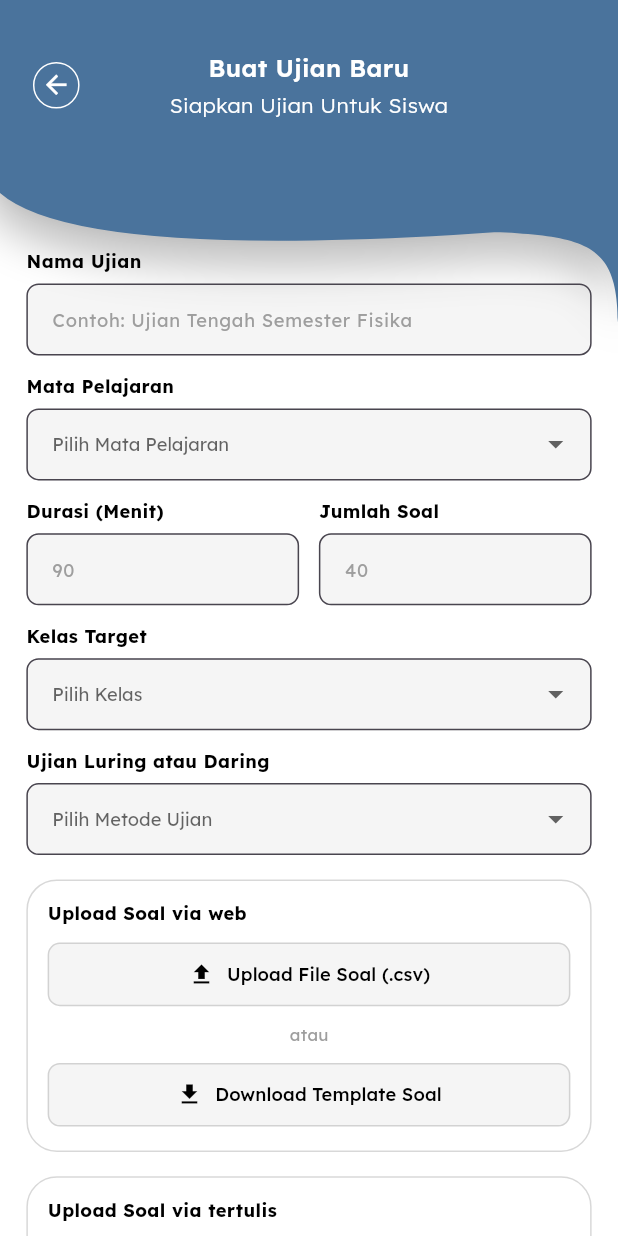
After one commit to Alif-Fikri/sekolah, a Flutter app: the CreateExamPage screen opened directly, on a phone screen of 412 x 824 dp. The commit adds this screen. Run offline on Flutter 3.47's test engine with Material 3 defaults, Android fonts, the phone set to English and light mode, and no system bars; our stand-ins replace flutter_screenutil.

Commit message:
feat: create ujian, fix: flow get started until login

```diff
--- a/lib/common/colors.dart
+++ b/lib/common/colors.dart
@@ -14,4 +14,8 @@ class AppColors {
   static const Color badgemedium = Color(0xffFBBC05);
   static const Color badgehigh = Color(0xffFF4A1C);
   static const Color text1 = Color(0xff0B1D26);
+  static const Color white = Colors.white;
+  static const Color black = Colors.black;
+  static const Color grey = Colors.grey;
+  static const Color blue = Colors.blue;
 }
--- /dev/null
+++ b/lib/common/inputfield.dart
@@ -0,0 +1,98 @@
+import 'package:flutter/material.dart';
+import 'package:flutter_screenutil/flutter_screenutil.dart';
+import 'package:sekolah/common/colors.dart';
+import 'package:sekolah/common/lexend_textstyle.dart';
+
+class Inputfield extends StatelessWidget {
+  final String label;
+  final String? hint;
+  final TextEditingController? controller;
+  final TextInputType keyboardType;
+
+  const Inputfield({
+    super.key,
+    required this.label,
+    this.hint,
+    this.controller,
+    this.keyboardType = TextInputType.text,
+  });
+
+  @override
+  Widget build(BuildContext context) {
+    return Column(
+      crossAxisAlignment: CrossAxisAlignment.start,
+      children: [
+        Text(label, style: LexendTextStyle.bold(12.sp, color: AppColors.black)),
+        SizedBox(height: 6.h),
+        TextField(
+          controller: controller,
+          keyboardType: keyboardType,
+          style: LexendTextStyle.regular(12.sp, color: AppColors.black),
+          decoration: InputDecoration(
+            hintText: hint,
+            hintStyle: LexendTextStyle.regular(12.sp, color: AppColors.grey),
+            filled: true,
+            fillColor: AppColors.grey.withOpacity(0.1),
+            contentPadding: EdgeInsets.symmetric(
+              horizontal: 12.w,
+              vertical: 10.h,
+            ),
+            border: OutlineInputBorder(
+              borderRadius: BorderRadius.circular(8.r),
+              borderSide: BorderSide(color: AppColors.grey.withOpacity(0.4)),
+            ),
+          ),
+        ),
+      ],
+    );
+  }
+}
+
+class CustomDropdown<T> extends StatelessWidget {
+  final String label;
+  final String? hint;
+  final T? value;
+  final List<DropdownMenuItem<T>> items;
+  final ValueChanged<T?>? onChanged;
+
+  const CustomDropdown({
+    super.key,
+    required this.label,
+    this.hint,
+    this.value,
+    required this.items,
+    this.onChanged,
+  });
+
+  @override
+  Widget build(BuildContext context) {
+    return Column(
+      crossAxisAlignment: CrossAxisAlignment.start,
+      children: [
+        Text(label, style: LexendTextStyle.bold(12.sp, color: AppColors.black)),
+        SizedBox(height: 6.h),
+        DropdownButtonFormField<T>(
+          dropdownColor: AppColors.white,
+          value: value,
+          items: items,
+          onChanged: onChanged,
+          style: LexendTextStyle.regular(12.sp, color: AppColors.black),
+          decoration: InputDecoration(
+            hintText: hint,
+            hintStyle: LexendTextStyle.regular(12.sp, color: AppColors.grey),
+            filled: true,
+            fillColor: AppColors.grey.withOpacity(0.1),
+            contentPadding: EdgeInsets.symmetric(
+              horizontal: 12.w,
+              vertical: 10.h,
+            ),
+            border: OutlineInputBorder(
+              borderRadius: BorderRadius.circular(8.r),
+              borderSide: BorderSide(color: AppColors.grey.withOpacity(0.4)),
+            ),
+          ),
+        ),
+      ],
+    );
+  }
+}
--- a/lib/main.dart
+++ b/lib/main.dart
@@ -27,7 +27,7 @@ class MyApp extends StatelessWidget {
             scaffoldBackgroundColor: Colors.white,
             useMaterial3: true,
           ),
-          home: LoginScreen(),
+          home: GetStartedScreen(),
         );
       },
     );
--- /dev/null
+++ b/lib/screen/exam/create_exam.dart
@@ -0,0 +1,313 @@
+import 'package:flutter/material.dart';
+import 'package:flutter_screenutil/flutter_screenutil.dart';
+import 'package:sekolah/common/appbar.dart';
+import 'package:sekolah/common/colors.dart';
+import 'package:sekolah/common/inputfield.dart';
+import 'package:sekolah/common/lexend_textstyle.dart';
+
+class CreateExamPage extends StatelessWidget {
+  const CreateExamPage({super.key});
+
+  @override
+  Widget build(BuildContext context) {
+    return Scaffold(
+      backgroundColor: AppColors.white,
+      body: Column(
+        children: [
+          Stack(
+            children: [
+              CustomPaint(
+                painter: CustomBackgroundPainter(),
+                size: Size(
+                  MediaQuery.of(context).size.width,
+                  MediaQuery.of(context).size.height * 0.18,
+                ),
+              ),
+              SafeArea(
+                child: Column(
+                  children: [
+                    Padding(
+                      padding: EdgeInsets.symmetric(
+                        horizontal: 20.w,
+                        vertical: 12.h,
+                      ),
+                      child: SizedBox(
+                        height: 88.h,
+                        child: Stack(
+                          alignment: Alignment.center,
+                          children: [
+                            Align(
+                              alignment: Alignment.centerLeft,
+                              child: GestureDetector(
+                                onTap: () => Navigator.pop(context),
+                                child: Container(
+                                  padding: EdgeInsets.all(4.w),
+                                  decoration: BoxDecoration(
+                                    border: Border.all(color: Colors.white),
+                                    borderRadius: BorderRadius.circular(20.r),
+                                  ),
+                                  child: Icon(
+                                    Icons.arrow_back,
+                                    color: Colors.white,
+                                    size: 20.sp,
+                                  ),
+                                ),
+                              ),
+                            ),
+                            Column(
+                              mainAxisSize: MainAxisSize.min,
+                              children: [
+                                Text(
+                                  "Buat Ujian Baru",
+                                  textAlign: TextAlign.center,
+                                  style: LexendTextStyle.semiBold(
+                                    16.sp,
+                                    color: Colors.white,
+                                  ),
+                                ),
+                                SizedBox(height: 4.h),
+                                Text(
+                                  "Siapkan Ujian Untuk Siswa",
+                                  textAlign: TextAlign.center,
+                                  style: LexendTextStyle.light(
+                                    14.sp,
+                                    color: Colors.white,
+                                  ),
+                                ),
+                              ],
+                            ),
+                          ],
+                        ),
+                      ),
+                    ),
+                  ],
+                ),
+              ),
+            ],
+          ),
+          Expanded(
+            child: SingleChildScrollView(
+              padding: EdgeInsets.all(16.w),
+              child: Column(
+                children: [
+                  Inputfield(
+                    label: "Nama Ujian",
+                    hint: "Contoh: Ujian Tengah Semester Fisika",
+                  ),
+                  SizedBox(height: 12.h),
+                  CustomDropdown<String>(
+                    label: "Mata Pelajaran",
+                    hint: "Pilih Mata Pelajaran",
+                    items: const [
+                      DropdownMenuItem(value: "Fisika", child: Text("Fisika")),
+                      DropdownMenuItem(value: "Kimia", child: Text("Kimia")),
+                    ],
+                    onChanged: (v) {},
+                  ),
+                  SizedBox(height: 12.h),
+                  Row(
+                    children: [
+                      Expanded(
+                        child: Inputfield(
+                          label: "Durasi (Menit)",
+                          hint: "90",
+                          keyboardType: TextInputType.number,
+                        ),
+                      ),
+                      SizedBox(width: 12.w),
+                      Expanded(
+                        child: Inputfield(
+                          label: "Jumlah Soal",
+                          hint: "40",
+                          keyboardType: TextInputType.number,
+                        ),
+                      ),
+                    ],
+                  ),
+                  SizedBox(height: 12.h),
+                  CustomDropdown<String>(
+                    label: "Kelas Target",
+                    hint: "Pilih Kelas",
+                    items: const [
+                      DropdownMenuItem(
+                        value: "Kelas 12 IPA 1",
+                        child: Text("Kelas 12 IPA 1"),
+                      ),
+                      DropdownMenuItem(
+                        value: "Kelas 12 IPA 2",
+                        child: Text("Kelas 12 IPA 2"),
+                      ),
+                    ],
+                    onChanged: (v) {},
+                  ),
+                  SizedBox(height: 12.h),
+                  CustomDropdown<String>(
+                    label: "Ujian Luring atau Daring",
+                    hint: "Pilih Metode Ujian",
+                    items: const [
+                      DropdownMenuItem(value: "Luring", child: Text("Luring")),
+                      DropdownMenuItem(value: "Daring", child: Text("Daring")),
+                    ],
+                    onChanged: (v) {},
+                  ),
+                  SizedBox(height: 16.h),
+                  _buildUploadSection(
+                    title: "Upload Soal via web",
+                    uploadHint: "Upload File Soal (.csv)",
+                    onUpload: () {},
+                    onDownload: () {},
+                  ),
+                  SizedBox(height: 16.h),
+                  _buildUploadSection(
+                    title: "Upload Soal via tertulis",
+                    showUpload: false,
+                    onDownload: () {},
+                  ),
+                  SizedBox(height: 20.h),
+                  Row(
+                    children: [
+                      Expanded(
+                        child: OutlinedButton.icon(
+                          onPressed: () {},
+                          icon: const Icon(
+                            Icons.save_outlined,
+                            color: AppColors.black,
+                            size: 18,
+                          ),
+                          label: Text(
+                            "Simpan Draft",
+                            style: LexendTextStyle.medium(
+                              12.sp,
+                              color: AppColors.black,
+                            ),
+                          ),
+                          style: OutlinedButton.styleFrom(
+                            padding: EdgeInsets.symmetric(vertical: 14.h),
+                            side: const BorderSide(color: AppColors.black),
+                            shape: RoundedRectangleBorder(
+                              borderRadius: BorderRadius.circular(8.r),
+                            ),
+                          ),
+                        ),
+                      ),
+                      SizedBox(width: 12.w),
+                      Expanded(
+                        child: ElevatedButton.icon(
+                          onPressed: () {},
+                          icon: const Icon(
+                            Icons.send,
+                            color: AppColors.white,
+                            size: 18,
+                          ),
+                          label: Text(
+                            "Publikasikan",
+                            style: LexendTextStyle.medium(
+                              12.sp,
+                              color: AppColors.white,
+                            ),
+                          ),
+                          style: ElevatedButton.styleFrom(
+                            backgroundColor: AppColors.main,
+                            padding: EdgeInsets.symmetric(vertical: 14.h),
+                            shape: RoundedRectangleBorder(
+                              borderRadius: BorderRadius.circular(8.r),
+                            ),
+                          ),
+                        ),
+                      ),
+                    ],
+                  ),
+                ],
+              ),
+            ),
+          ),
+        ],
+      ),
+    );
+  }
+
+  Widget _buildUploadSection({
+    required String title,
+    String? uploadHint,
+    bool showUpload = true,
+    required VoidCallback onDownload,
+    VoidCallback? onUpload,
+  }) {
+    return Container(
+      padding: EdgeInsets.all(12.w),
+      decoration: BoxDecoration(
+        borderRadius: BorderRadius.circular(20.r),
+        border: Border.all(color: AppColors.grey.withOpacity(0.4)),
+      ),
+      child: Column(
+        crossAxisAlignment: CrossAxisAlignment.start,
+        children: [
+          Text(
+            title,
+            style: LexendTextStyle.bold(12.sp, color: AppColors.black),
+          ),
+          SizedBox(height: 8.h),
+          if (showUpload && uploadHint != null) ...[
+            SizedBox(
+              width: double.infinity,
+              child: OutlinedButton.icon(
+                onPressed: onUpload,
+                icon: const Icon(
+                  Icons.upload,
+                  size: 18,
+                  color: AppColors.black,
+                ),
+                label: Text(
+                  uploadHint,
+                  style: LexendTextStyle.medium(12.sp, color: AppColors.black),
+                ),
+                style: OutlinedButton.styleFrom(
+                  backgroundColor: AppColors.grey.withOpacity(0.1),
+                  padding: EdgeInsets.symmetric(
+                    vertical: 12.h,
+                    horizontal: 12.w,
+                  ),
+                  side: BorderSide(color: AppColors.grey.withOpacity(0.4)),
+                  shape: RoundedRectangleBorder(
+                    borderRadius: BorderRadius.circular(8.r),
+                  ),
+                ),
+              ),
+            ),
+            SizedBox(height: 8.h),
+            Center(
+              child: Text(
+                "atau",
+                style: LexendTextStyle.regular(11.sp, color: AppColors.grey),
+              ),
+            ),
+            SizedBox(height: 8.h),
+          ],
+          SizedBox(
+            width: double.infinity,
+            child: OutlinedButton.icon(
+              onPressed: onDownload,
+              icon: const Icon(
+                Icons.download,
+                size: 18,
+                color: AppColors.black,
+              ),
+              label: Text(
+                "Download Template Soal",
+                style: LexendTextStyle.medium(12.sp, color: AppColors.black),
+              ),
+              style: OutlinedButton.styleFrom(
+                backgroundColor: AppColors.grey.withOpacity(0.1),
+                padding: EdgeInsets.symmetric(vertical: 12.h, horizontal: 12.w),
+                side: BorderSide(color: AppColors.grey.withOpacity(0.4)),
+                shape: RoundedRectangleBorder(
+                  borderRadius: BorderRadius.circular(8.r),
+                ),
+              ),
+            ),
+          ),
+        ],
+      ),
+    );
+  }
+}
--- a/lib/screen/get_started_screen.dart
+++ b/lib/screen/get_started_screen.dart
@@ -2,6 +2,7 @@ import 'dart:async';
 import 'package:flutter/material.dart';
 import 'package:flutter_screenutil/flutter_screenutil.dart';
 import 'package:sekolah/common/lexend_textstyle.dart';
+import 'package:sekolah/screen/auth/login_screen.dart';
 
 class GetStartedScreen extends StatefulWidget {
   const GetStartedScreen({super.key});
@@ -53,6 +54,14 @@ class _GetStartedScreenState extends State<GetStartedScreen> {
           duration: const Duration(milliseconds: 500),
           curve: Curves.easeInOut,
         );
+      } else {
+        Future.delayed(const Duration(seconds: 1), () {
+          Navigator.pushReplacement(
+            context,
+            MaterialPageRoute(builder: (context) => const LoginScreen()),
+          );
+        });
+        _autoPageTimer?.cancel();
       }
     });
   }
@@ -68,6 +77,11 @@ class _GetStartedScreenState extends State<GetStartedScreen> {
   void _nextPage() {
     if (_currentPage < _pages.length - 1) {
       _goToPage(_currentPage + 1);
+    } else {
+      Navigator.pushReplacement(
+        context,
+        MaterialPageRoute(builder: (context) => const LoginScreen()),
+      );
     }
   }
 
--- a/lib/screen/home/home_screen.dart
+++ b/lib/screen/home/home_screen.dart
@@ -2,6 +2,7 @@ import 'package:flutter/material.dart';
 import 'package:flutter_screenutil/flutter_screenutil.dart';
 import 'package:sekolah/common/colors.dart';
 import 'package:sekolah/common/lexend_textstyle.dart';
+import 'package:sekolah/screen/exam/create_exam.dart';
 import 'package:sekolah/screen/scan/scan_answer.dart';
 
 class HomePage extends StatefulWidget {
@@ -155,7 +156,14 @@ class _HomePageState extends State<HomePage> {
                         _quickAction(
                           "assets/icons/icon_test.png",
                           'Create Test',
-                          () {},
+                          () {
+                            Navigator.push(
+                              context,
+                              MaterialPageRoute(
+                                builder: (context) => CreateExamPage(),
+                              ),
+                            );
+                          },
                         ),
                         _quickAction(
                           "assets/icons/icon_scan.png",
--- a/lib/screen/scan/scan_answer.dart
+++ b/lib/screen/scan/scan_answer.dart
@@ -23,10 +23,18 @@ class ScanAnswerPage extends StatelessWidget {
             child: Column(
               children: [
                 Padding(
-                  padding: EdgeInsets.all(20.w),
-                  child: Row(
+                  padding: EdgeInsets.symmetric(
+                    horizontal: 20.w,
+                    vertical: 12.h,
+                  ),
+                  child: SizedBox(
+                    height: 88.h,
+                    child: Stack(
+                      alignment: Alignment.center,
                       children: [
-                      GestureDetector(
+                        Align(
+                          alignment: Alignment.centerLeft,
+                          child: GestureDetector(
                             onTap: () => Navigator.pop(context),
                             child: Container(
                               padding: EdgeInsets.all(4.w),
@@ -41,8 +49,11 @@ class ScanAnswerPage extends StatelessWidget {
                               ),
                             ),
                           ),
-                      Expanded(
-                        child: Text(
+                        ),
+                        Column(
+                          mainAxisSize: MainAxisSize.min,
+                          children: [
+                            Text(
                               'Scan Answer',
                               textAlign: TextAlign.center,
                               style: LexendTextStyle.semiBold(
@@ -50,15 +61,20 @@ class ScanAnswerPage extends StatelessWidget {
                                 color: Colors.white,
                               ),
                             ),
+                            SizedBox(height: 4.h),
+                            Text(
+                              'Scan lembar jawaban siswa',
+                              textAlign: TextAlign.center,
+                              style: LexendTextStyle.light(
+                                14.sp,
+                                color: Colors.white,
                               ),
-                      SizedBox(width: 36.w),
+                            ),
+                          ],
+                        ),
                       ],
                     ),
                   ),
-                Text(
-                  'Scan lembar jawaban siswa',
-                  textAlign: TextAlign.center,
-                  style: LexendTextStyle.light(14.sp, color: Colors.white),
                 ),
                 const Spacer(),
                 Padding(
@@ -75,8 +91,8 @@ class ScanAnswerPage extends StatelessWidget {
                         child: Center(
                           child: Image.asset(
                             'assets/icons/icon_scanner.png',
-                            width: 90.w,
-                            height: 90.h,
+                            width: 60.w,
+                            height: 60.h,
                             fit: BoxFit.contain,
                           ),
                         ),
```
Lines whose indentation alone changed are shown as unchanged.
